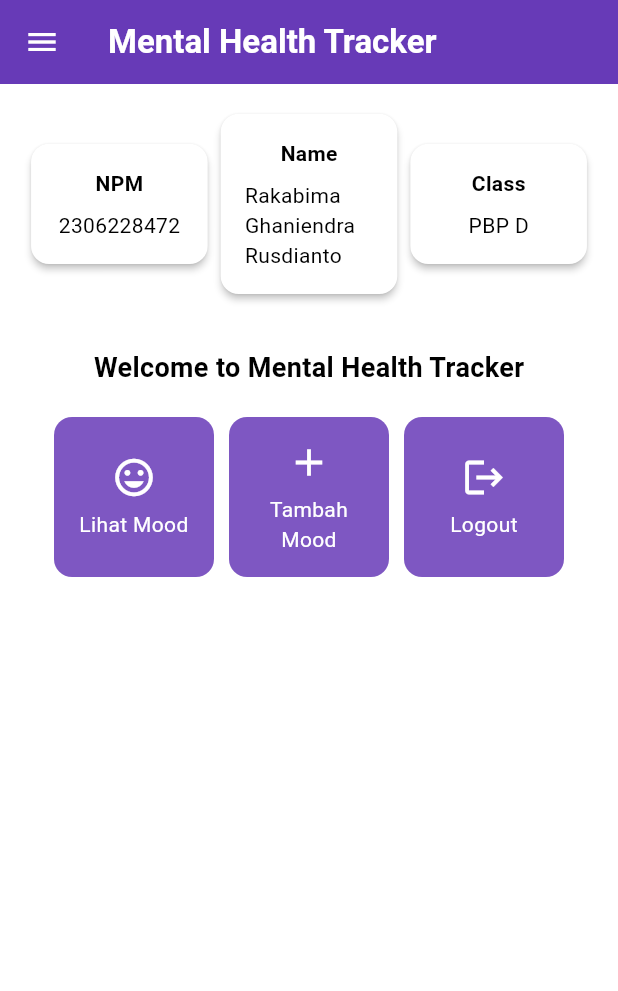
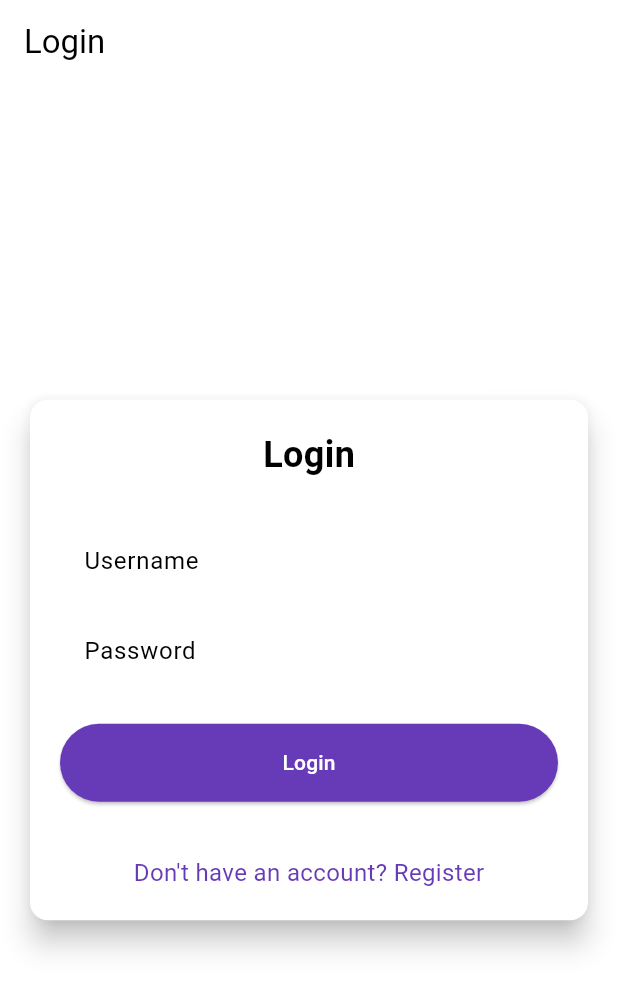
Before and after one commit to rakabimar/mental-health-tracker-mobile, a Flutter app: the screen it shows after launch, on a phone screen of 412 x 824 dp. Shown: the top 991 px of the screen. Run offline on Flutter 3.47's test engine with Material 3 defaults, Android fonts, the phone set to English and light mode, and no system bars; missing offline and left inert: pbp_django_auth.

Commit message:
Done Tutorial 8

```diff
--- a/lib/main.dart
+++ b/lib/main.dart
@@ -1,5 +1,7 @@
 import 'package:flutter/material.dart';
-import 'package:mental_health_tracker/screens/menu.dart';
+import 'package:mental_health_tracker/screens/login.dart';
+import 'package:pbp_django_auth/pbp_django_auth.dart';
+import 'package:provider/provider.dart';
 
 void main() {
   runApp(const MyApp());
@@ -8,33 +10,23 @@ void main() {
 class MyApp extends StatelessWidget {
   const MyApp({super.key});
 
-  // This widget is the root of your application.
   @override
   Widget build(BuildContext context) {
-    return MaterialApp(
-      title: 'Flutter Demo',
-      theme: ThemeData(
-        // This is the theme of your application.
-        //
-        // TRY THIS: Try running your application with "flutter run". You'll see
-        // the application has a purple toolbar. Then, without quitting the app,
-        // try changing the seedColor in the colorScheme below to Colors.green
-        // and then invoke "hot reload" (save your changes or press the "hot
-        // reload" button in a Flutter-supported IDE, or press "r" if you used
-        // the command line to start the app).
-        //
-        // Notice that the counter didn't reset back to zero; the application
-        // state is not lost during the reload. To reset the state, use hot
-        // restart instead.
-        //
-        // This works for code too, not just values: Most code changes can be
-        // tested with just a hot reload.
-        colorScheme: ColorScheme.fromSwatch(
+    return Provider(
+      create: (_) {
+        CookieRequest request = CookieRequest();
+        return request;
+      },
+      child: MaterialApp(
+        title: 'Mental Health Tracker',
+        theme: ThemeData(
+          useMaterial3: true,
+          colorScheme: ColorScheme.fromSwatch(
             primarySwatch: Colors.deepPurple,
-            ).copyWith(secondary: Colors.deepPurple[400]),
-        useMaterial3: true,
+          ).copyWith(secondary: Colors.deepPurple[400]),
+        ),
+        home: const LoginPage(),
       ),
-      home: MyHomePage(),
     );
   }
 }
--- /dev/null
+++ b/lib/screens/login.dart
@@ -0,0 +1,180 @@
+import 'package:mental_health_tracker/screens/menu.dart';
+import 'package:flutter/material.dart';
+import 'package:pbp_django_auth/pbp_django_auth.dart';
+import 'package:provider/provider.dart';
+import 'package:mental_health_tracker/screens/register.dart';
+
+void main() {
+  runApp(const LoginApp());
+}
+
+class LoginApp extends StatelessWidget {
+  const LoginApp({super.key});
+
+  @override
+  Widget build(BuildContext context) {
+    return MaterialApp(
+      title: 'Login',
+      theme: ThemeData(
+        useMaterial3: true,
+        colorScheme: ColorScheme.fromSwatch(
+          primarySwatch: Colors.deepPurple,
+        ).copyWith(secondary: Colors.deepPurple[400]),
+      ),
+      home: const LoginPage(),
+    );
+  }
+}
+
+class LoginPage extends StatefulWidget {
+  const LoginPage({super.key});
+
+  @override
+  State<LoginPage> createState() => _LoginPageState();
+}
+
+class _LoginPageState extends State<LoginPage> {
+  final TextEditingController _usernameController = TextEditingController();
+  final TextEditingController _passwordController = TextEditingController();
+
+  @override
+  Widget build(BuildContext context) {
+    final request = context.watch<CookieRequest>();
+
+    return Scaffold(
+      appBar: AppBar(
+        title: const Text('Login'),
+      ),
+      body: Center(
+        child: SingleChildScrollView(
+          padding: const EdgeInsets.all(16.0),
+          child: Card(
+            elevation: 8,
+            shape: RoundedRectangleBorder(
+              borderRadius: BorderRadius.circular(12.0),
+            ),
+            child: Padding(
+              padding: const EdgeInsets.all(20.0),
+              child: Column(
+                mainAxisSize: MainAxisSize.min,
+                children: [
+                  const Text(
+                    'Login',
+                    style: TextStyle(
+                      fontSize: 24.0,
+                      fontWeight: FontWeight.bold,
+                    ),
+                  ),
+                  const SizedBox(height: 30.0),
+                  TextField(
+                    controller: _usernameController,
+                    decoration: const InputDecoration(
+                      labelText: 'Username',
+                      hintText: 'Enter your username',
+                      border: OutlineInputBorder(
+                        borderRadius: BorderRadius.all(Radius.circular(12.0)),
+                      ),
+                      contentPadding:
+                          EdgeInsets.symmetric(horizontal: 12.0, vertical: 8.0),
+                    ),
+                  ),
+                  const SizedBox(height: 12.0),
+                  TextField(
+                    controller: _passwordController,
+                    decoration: const InputDecoration(
+                      labelText: 'Password',
+                      hintText: 'Enter your password',
+                      border: OutlineInputBorder(
+                        borderRadius: BorderRadius.all(Radius.circular(12.0)),
+                      ),
+                      contentPadding:
+                          EdgeInsets.symmetric(horizontal: 12.0, vertical: 8.0),
+                    ),
+                    obscureText: true,
+                  ),
+                  const SizedBox(height: 24.0),
+                  ElevatedButton(
+                    onPressed: () async {
+                      String username = _usernameController.text;
+                      String password = _passwordController.text;
+
+                      // Cek kredensial
+                      // Untuk menyambungkan Android emulator dengan Django pada localhost,
+                      // gunakan URL http://127.0.0.1/
+                      final response = await request
+                          .login("http://127.0.0.1:8000/auth/login/", {
+                        'username': username,
+                        'password': password,
+                      });
+
+                      if (request.loggedIn) {
+                        String message = response['message'];
+                        String uname = response['username'];
+                        if (context.mounted) {
+                          Navigator.pushReplacement(
+                            context,
+                            MaterialPageRoute(
+                                builder: (context) => MyHomePage()),
+                          );
+                          ScaffoldMessenger.of(context)
+                            ..hideCurrentSnackBar()
+                            ..showSnackBar(
+                              SnackBar(
+                                  content:
+                                      Text("$message Selamat datang, $uname.")),
+                            );
+                        }
+                      } else {
+                        if (context.mounted) {
+                          showDialog(
+                            context: context,
+                            builder: (context) => AlertDialog(
+                              title: const Text('Login Gagal'),
+                              content: Text(response['message']),
+                              actions: [
+                                TextButton(
+                                  child: const Text('OK'),
+                                  onPressed: () {
+                                    Navigator.pop(context);
+                                  },
+                                ),
+                              ],
+                            ),
+                          );
+                        }
+                      }
+                    },
+                    style: ElevatedButton.styleFrom(
+                      foregroundColor: Colors.white,
+                      minimumSize: const Size(double.infinity, 50),
+                      backgroundColor: Theme.of(context).colorScheme.primary,
+                      padding: const EdgeInsets.symmetric(vertical: 16.0),
+                    ),
+                    child: const Text('Login'),
+                  ),
+                  const SizedBox(height: 36.0),
+                  GestureDetector(
+                    onTap: () {
+                      Navigator.push(
+                        context,
+                        MaterialPageRoute(
+                            builder: (context) => const RegisterPage()),
+                      );
+                    },
+                    child: Text(
+                      'Don\'t have an account? Register',
+                      style: TextStyle(
+                        color: Theme.of(context).colorScheme.primary,
+                        fontSize: 16.0,
+                      ),
+                    ),
+                  ),
+                ],
+              ),
+            ),
+          ),
+        ),
+      ),
+    );
+  }
+}
--- a/pubspec.yaml
+++ b/pubspec.yaml
@@ -35,6 +35,9 @@ dependencies:
   # The following adds the Cupertino Icons font to your application.
   # Use with the CupertinoIcons class for iOS style icons.
   cupertino_icons: ^1.0.8
+  provider: ^6.1.2
+  pbp_django_auth: ^0.4.0
+  http: ^1.2.2
 
 dev_dependencies:
   flutter_test:
```
Also changed, not shown: lib/models/mood_entry.dart (added, +65 -0 lines), lib/screens/list_moodentry.dart (added, +100 -0 lines), lib/screens/moodentry_form.dart (+37 -29 lines), lib/screens/register.dart (added, +165 -0 lines), lib/widgets/left_drawer.dart (+12 -0 lines), lib/widgets/mood_card.dart (+36 -1 lines), pubspec.lock, 2 other files.
